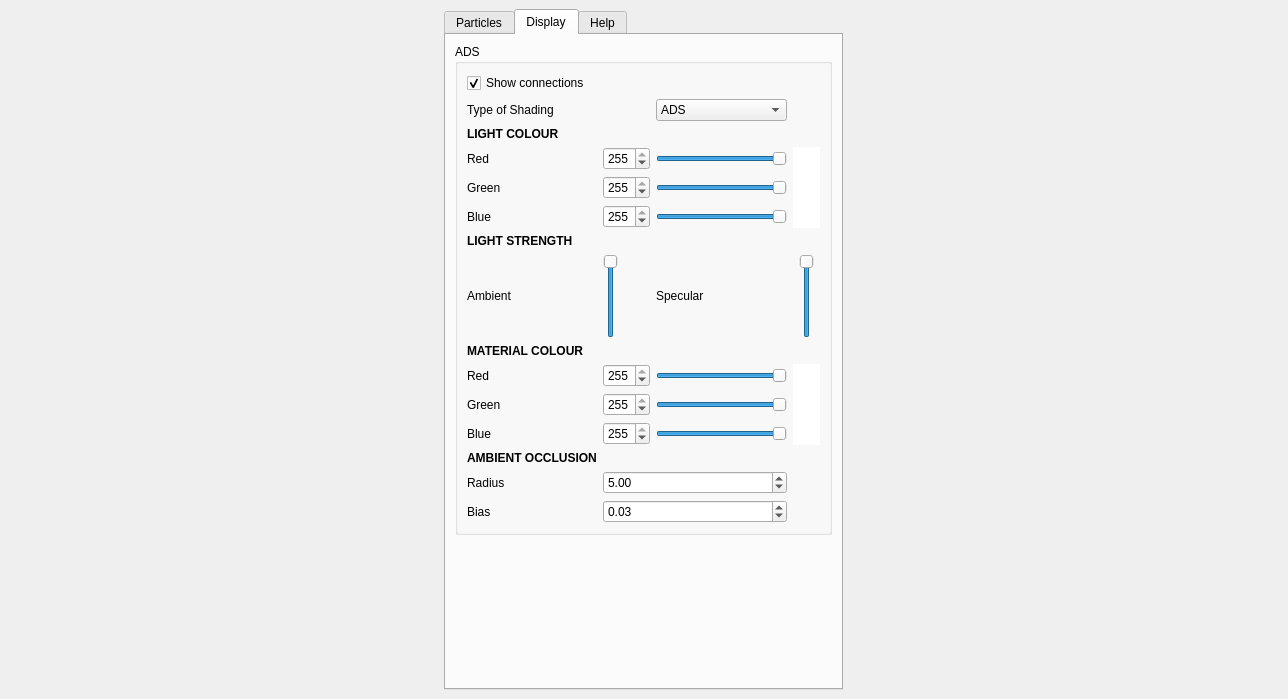
This is ui/GUI.ui in eulersson/CellGrowth as Qt 5 draws it before an edit. The edited form follows.
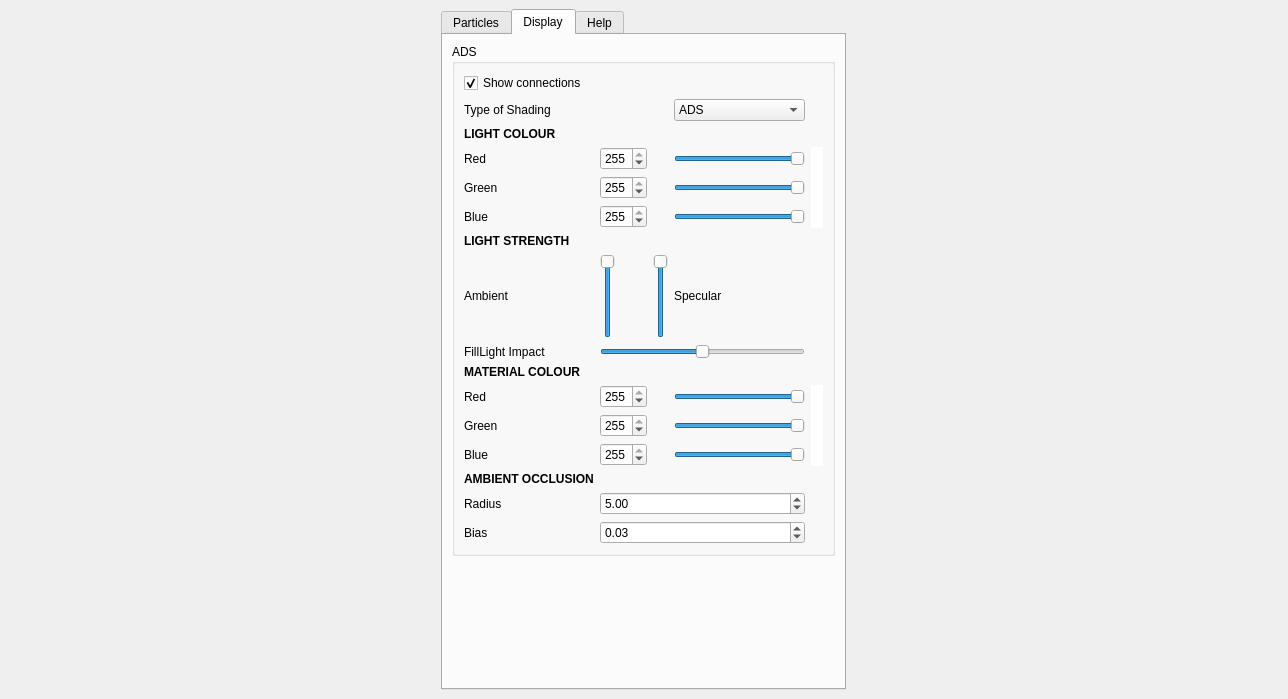
This is the edited form. The open tabs and pages were chosen to show the change.

Commit message: Fixed second light to work better.

Patch:
```diff
--- a/ui/GUI.ui
+++ b/ui/GUI.ui
@@ -584,7 +584,14 @@
                <bool>false</bool>
               </property>
               <layout class="QGridLayout" name="gridLayout_4">
-               <item row="5" column="5">
+               <item row="16" column="0">
+                <widget class="QLabel" name="label_23">
+                 <property name="text">
+                  <string>Bias</string>
+                 </property>
+                </widget>
+               </item>
+               <item row="5" column="6">
                 <widget class="QSlider" name="m_GColour">
                  <property name="maximum">
                   <number>255</number>
@@ -623,7 +630,7 @@
                  </property>
                 </widget>
                </item>
-               <item row="2" column="5">
+               <item row="2" column="6">
                 <widget class="QComboBox" name="m_shadingType">
                  <property name="currentText">
                   <string>ADS</string>
@@ -689,7 +696,7 @@
                  </property>
                 </widget>
                </item>
-               <item row="6" column="5">
+               <item row="6" column="6">
                 <widget class="QSlider" name="m_BColour">
                  <property name="maximum">
                   <number>255</number>
@@ -702,14 +709,7 @@
                  </property>
                 </widget>
                </item>
-               <item row="8" column="5">
-                <widget class="QLabel" name="label_20">
-                 <property name="text">
-                  <string>Specular</string>
-                 </property>
-                </widget>
-               </item>
-               <item row="4" column="6" rowspan="3" colspan="3">
+               <item row="4" column="7" rowspan="3" colspan="3">
                 <widget class="QWidget" name="m_colourDisplay" native="true">
                  <property name="palette">
                   <palette>
@@ -1148,7 +1148,7 @@
                  </property>
                 </widget>
                </item>
-               <item row="12" column="5">
+               <item row="13" column="6">
                 <widget class="QSlider" name="m_MaterialBColour">
                  <property name="maximum">
                   <number>255</number>
@@ -1161,27 +1161,7 @@
                  </property>
                 </widget>
                </item>
-               <item row="9" column="0">
-                <widget class="QLabel" name="label_14">
-                 <property name="font">
-                  <font>
-                   <weight>75</weight>
-                   <bold>true</bold>
-                  </font>
-                 </property>
-                 <property name="text">
-                  <string>MATERIAL COLOUR</string>
-                 </property>
-                </widget>
-               </item>
-               <item row="11" column="0">
-                <widget class="QLabel" name="label_16">
-                 <property name="text">
-                  <string>Green</string>
-                 </property>
-                </widget>
-               </item>
-               <item row="4" column="5">
+               <item row="4" column="6">
                 <widget class="QSlider" name="m_RColour">
                  <property name="maximum">
                   <number>255</number>
@@ -1207,6 +1187,26 @@
                 </widget>
                </item>
                <item row="10" column="0">
+                <widget class="QLabel" name="label_14">
+                 <property name="font">
+                  <font>
+                   <weight>75</weight>
+                   <bold>true</bold>
+                  </font>
+                 </property>
+                 <property name="text">
+                  <string>MATERIAL COLOUR</string>
+                 </property>
+                </widget>
+               </item>
+               <item row="12" column="0">
+                <widget class="QLabel" name="label_16">
+                 <property name="text">
+                  <string>Green</string>
+                 </property>
+                </widget>
+               </item>
+               <item row="11" column="0">
                 <widget class="QLabel" name="label_15">
                  <property name="text">
                   <string>Red</string>
@@ -1226,7 +1226,7 @@
                  </property>
                 </widget>
                </item>
-               <item row="10" column="5">
+               <item row="11" column="6">
                 <widget class="QSlider" name="m_MaterialRColour">
                  <property name="maximum">
                   <number>255</number>
@@ -1239,14 +1239,14 @@
                  </property>
                 </widget>
                </item>
-               <item row="12" column="0">
+               <item row="13" column="0">
                 <widget class="QLabel" name="label_17">
                  <property name="text">
                   <string>Blue</string>
                  </property>
                 </widget>
                </item>
-               <item row="11" column="5">
+               <item row="12" column="6">
                 <widget class="QSlider" name="m_MaterialGColour">
                  <property name="maximum">
                   <number>255</number>
@@ -1259,19 +1259,6 @@
                  </property>
                 </widget>
                </item>
-               <item row="8" column="7">
-                <widget class="QSlider" name="m_specularLight">
-                 <property name="maximum">
-                  <number>100</number>
-                 </property>
-                 <property name="value">
-                  <number>100</number>
-                 </property>
-                 <property name="orientation">
-                  <enum>Qt::Vertical</enum>
-                 </property>
-                </widget>
-               </item>
                <item row="8" column="4">
                 <widget class="QSlider" name="m_lightAmbient">
                  <property name="maximum">
@@ -1285,7 +1272,7 @@
                  </property>
                 </widget>
                </item>
-               <item row="10" column="6" rowspan="3" colspan="3">
+               <item row="11" column="7" rowspan="3" colspan="3">
                 <widget class="QWidget" name="m_colourDisplayMaterial" native="true">
                  <property name="palette">
                   <palette>
@@ -1707,7 +1694,7 @@
                  </property>
                 </widget>
                </item>
-               <item row="11" column="4">
+               <item row="12" column="4">
                 <widget class="QSpinBox" name="m_materialGSpinBox">
                  <property name="maximum">
                   <number>255</number>
@@ -1717,7 +1704,7 @@
                  </property>
                 </widget>
                </item>
-               <item row="10" column="4">
+               <item row="11" column="4">
                 <widget class="QSpinBox" name="m_materialRSpinBox">
                  <property name="maximum">
                   <number>255</number>
@@ -1727,7 +1714,7 @@
                  </property>
                 </widget>
                </item>
-               <item row="12" column="4">
+               <item row="13" column="4">
                 <widget class="QSpinBox" name="m_materialBSpinBox">
                  <property name="maximum">
                   <number>255</number>
@@ -1747,7 +1734,7 @@
                  </property>
                 </widget>
                </item>
-               <item row="14" column="4" colspan="2">
+               <item row="15" column="4" colspan="3">
                 <widget class="QDoubleSpinBox" name="m_RadiusSB">
                  <property name="minimum">
                   <double>0.150000000000000</double>
@@ -1761,13 +1748,13 @@
                 </widget>
                </item>
                <item row="15" column="0">
-                <widget class="QLabel" name="label_23">
+                <widget class="QLabel" name="label_22">
                  <property name="text">
-                  <string>Bias</string>
+                  <string>Radius</string>
                  </property>
                 </widget>
                </item>
-               <item row="15" column="4" colspan="2">
+               <item row="16" column="4" colspan="3">
                 <widget class="QDoubleSpinBox" name="m_BiasSB">
                  <property name="minimum">
                   <double>-5.000000000000000</double>
@@ -1780,7 +1767,7 @@
                  </property>
                 </widget>
                </item>
-               <item row="13" column="0">
+               <item row="14" column="0">
                 <widget class="QLabel" name="label_21">
                  <property name="font">
                   <font>
@@ -1793,10 +1780,43 @@
                  </property>
                 </widget>
                </item>
-               <item row="14" column="0">
-                <widget class="QLabel" name="label_22">
+               <item row="8" column="6">
+                <widget class="QLabel" name="label_20">
                  <property name="text">
-                  <string>Radius</string>
+                  <string>Specular</string>
+                 </property>
+                </widget>
+               </item>
+               <item row="8" column="5">
+                <widget class="QSlider" name="m_specularLight">
+                 <property name="maximum">
+                  <number>100</number>
+                 </property>
+                 <property name="value">
+                  <number>100</number>
+                 </property>
+                 <property name="orientation">
+                  <enum>Qt::Vertical</enum>
+                 </property>
+                </widget>
+               </item>
+               <item row="9" column="0">
+                <widget class="QLabel" name="label_24">
+                 <property name="text">
+                  <string>FillLight Impact</string>
+                 </property>
+                </widget>
+               </item>
+               <item row="9" column="4" colspan="3">
+                <widget class="QSlider" name="m_FillLight">
+                 <property name="maximum">
+                  <number>100</number>
+                 </property>
+                 <property name="value">
+                  <number>50</number>
+                 </property>
+                 <property name="orientation">
+                  <enum>Qt::Horizontal</enum>
                  </property>
                 </widget>
                </item>
```
Left out of the diff: 2 changed lines with no effect on the pictures. The commit also changes 4 other files.
